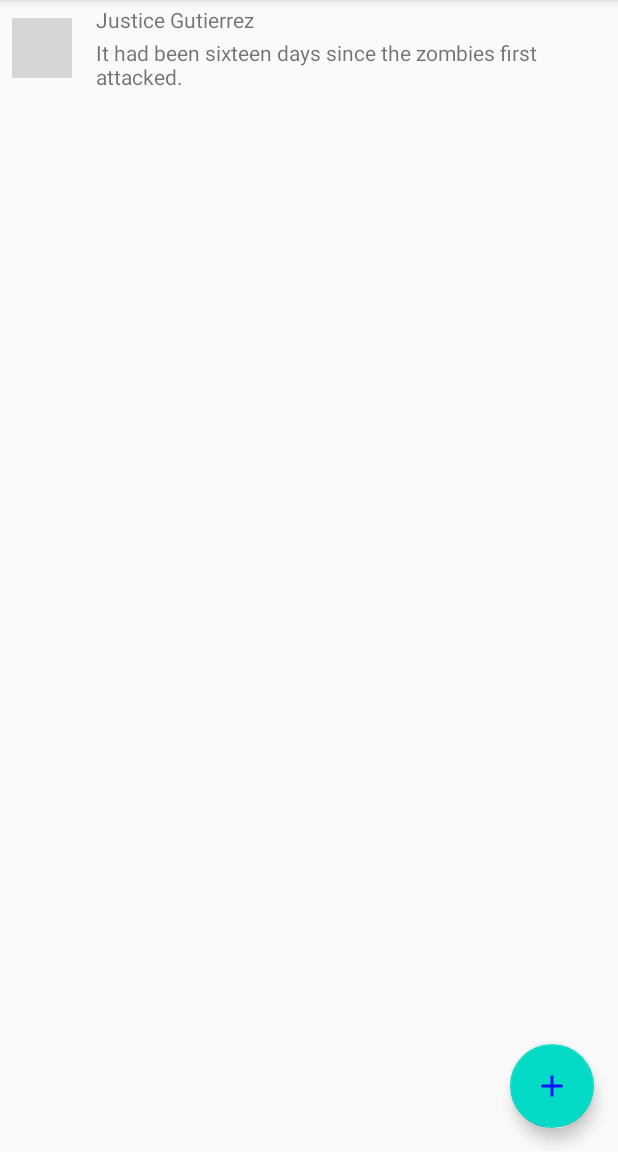
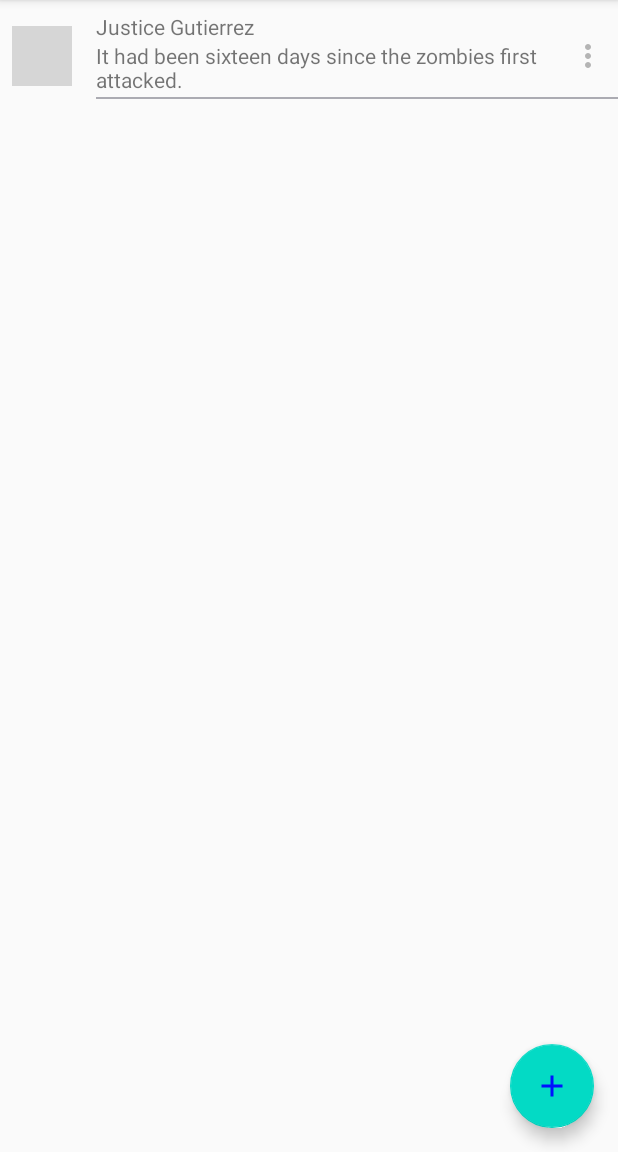
Before and after one commit to mikhailpgrl/MyAmazingApp, an Android app: the screen it shows after launch (MainActivity), after a tap on an icon or button, on a phone screen of 412 x 824 dp, the part 84-1236 px from its top. Run offline under Robolectric (Android 15) with nearby library versions, the phone set to English and light mode, and no system bars; pictures from the network do not load; grey boxes are pictures that could not be loaded.

```diff
--- a/app/src/main/java/com/example/myamazingapp/MainActivity.kt
+++ b/app/src/main/java/com/example/myamazingapp/MainActivity.kt
@@ -1,18 +1,21 @@
 package com.example.myamazingapp
 
 import android.os.Bundle
+import androidx.appcompat.app.AlertDialog
 import androidx.appcompat.app.AppCompatActivity
 import androidx.recyclerview.widget.LinearLayoutManager
 import kotlinx.android.synthetic.main.activity_main.*
 import java.util.*
 
 
-class MainActivity : AppCompatActivity() {
+class MainActivity : AppCompatActivity(), PersonAdapter.OnItemClickListener {
 
     private val random: Int
         get() = Random().nextInt(9)
 
     private lateinit var personAdapter: PersonAdapter
+
+    private var alertDialog: AlertDialog? = null
 
     override fun onCreate(savedInstanceState: Bundle?) {
         super.onCreate(savedInstanceState)
@@ -23,6 +26,7 @@ class MainActivity : AppCompatActivity() {
         addPersonButton.setOnClickListener {
             personAdapter.addPerson(
                 Person(
+                    id = random.toString(),
                     name = getRandomName(),
                     description = getRandomDescription(),
                     avatarUrl = getRandomAvatarUrl()
@@ -31,8 +35,21 @@ class MainActivity : AppCompatActivity() {
         }
     }
 
+    override fun onItemClicked(id: String) {
+        alertDialog = AlertDialog.Builder(this)
+            .setTitle("Delete Person")
+            .setMessage("Do you want to delete the person from the list")
+            .setPositiveButton("Yes") { dialog, _ ->
+                personAdapter.removePerson(id)
+                dialog.dismiss()
+            }.setNegativeButton("No") { dialog, _ ->
+                dialog.dismiss()
+            }
+            .show()
+    }
+
     private fun initRecyclerView() {
-        personAdapter = PersonAdapter()
+        personAdapter = PersonAdapter(this)
 
         with(personList) {
             this.layoutManager = LinearLayoutManager(context)
--- a/app/src/main/java/com/example/myamazingapp/Person.kt
+++ b/app/src/main/java/com/example/myamazingapp/Person.kt
@@ -1,3 +1,8 @@
 package com.example.myamazingapp
 
-data class Person(val name: String, val description: String, val avatarUrl: String)
+data class Person(
+    val id: String,
+    val name: String,
+    val description: String,
+    val avatarUrl: String
+)
--- a/app/src/main/java/com/example/myamazingapp/PersonAdapter.kt
+++ b/app/src/main/java/com/example/myamazingapp/PersonAdapter.kt
@@ -4,7 +4,8 @@ import android.view.LayoutInflater
 import android.view.ViewGroup
 import androidx.recyclerview.widget.RecyclerView
 
-class PersonAdapter : RecyclerView.Adapter<PersonViewHolder>() {
+class PersonAdapter(private val itemClickListener: OnItemClickListener) :
+    RecyclerView.Adapter<PersonViewHolder>() {
 
     private val personsList = mutableListOf<Person>()
 
@@ -13,10 +14,18 @@ class PersonAdapter : RecyclerView.Adapter<PersonViewHolder>() {
         notifyDataSetChanged()
     }
 
+    fun removePerson(id: String) {
+        val personToRemove = personsList.find { it.id == id }
+        personToRemove?.let {
+            personsList.remove(it)
+            notifyDataSetChanged()
+        }
+    }
+
     override fun onCreateViewHolder(parent: ViewGroup, viewType: Int): PersonViewHolder {
         val itemView =
             LayoutInflater.from(parent.context).inflate(R.layout.item_person, parent, false)
-        return PersonViewHolder(itemView)
+        return PersonViewHolder(itemView, itemClickListener)
     }
 
     override fun onBindViewHolder(holder: PersonViewHolder, position: Int) {
@@ -25,4 +34,8 @@ class PersonAdapter : RecyclerView.Adapter<PersonViewHolder>() {
 
     override fun getItemCount() = personsList.size
 
+    interface OnItemClickListener {
+        fun onItemClicked(id: String)
+    }
+
 }
--- a/app/src/main/java/com/example/myamazingapp/PersonViewHolder.kt
+++ b/app/src/main/java/com/example/myamazingapp/PersonViewHolder.kt
@@ -5,7 +5,10 @@ import androidx.recyclerview.widget.RecyclerView
 import com.bumptech.glide.Glide
 import kotlinx.android.synthetic.main.item_person.view.*
 
-class PersonViewHolder(itemView: View) : RecyclerView.ViewHolder(itemView) {
+class PersonViewHolder(
+    itemView: View,
+    private val itemClickListener: PersonAdapter.OnItemClickListener
+) : RecyclerView.ViewHolder(itemView) {
 
     fun bind(person: Person) {
         with(itemView) {
@@ -14,6 +17,11 @@ class PersonViewHolder(itemView: View) : RecyclerView.ViewHolder(itemView) {
                 descriptionTextView.text = description
 
                 Glide.with(context).load(avatarUrl).into(avatarImageView)
+
+
+                deleteItemImageView.setOnClickListener {
+                    itemClickListener.onItemClicked(id = id)
+                }
             }
         }
     }
--- /dev/null
+++ b/app/src/main/res/drawable/ic_more_vert_gray_24dp.xml
@@ -0,0 +1,10 @@
+<vector xmlns:android="http://schemas.android.com/apk/res/android"
+    android:width="24dp"
+    android:height="24dp"
+    android:tint="#B4B4B4"
+    android:viewportWidth="24.0"
+    android:viewportHeight="24.0">
+    <path
+        android:fillColor="#ababb2"
+        android:pathData="M12,8c1.1,0 2,-0.9 2,-2s-0.9,-2 -2,-2 -2,0.9 -2,2 0.9,2 2,2zM12,10c-1.1,0 -2,0.9 -2,2s0.9,2 2,2 2,-0.9 2,-2 -0.9,-2 -2,-2zM12,16c-1.1,0 -2,0.9 -2,2s0.9,2 2,2 2,-0.9 2,-2 -0.9,-2 -2,-2z" />
+</vector>
--- a/app/src/main/res/layout/activity_main.xml
+++ b/app/src/main/res/layout/activity_main.xml
@@ -19,6 +19,6 @@
         android:layout_marginBottom="16dp"
         app:layout_constraintBottom_toBottomOf="parent"
         app:layout_constraintEnd_toEndOf="parent"
-        app:srcCompat="@drawable/ic_add_black_24dp" />
+        app:srcCompat="@drawable/ic_add_blue_24dp" />
 
 </androidx.constraintlayout.widget.ConstraintLayout>
--- a/app/src/main/res/layout/item_person.xml
+++ b/app/src/main/res/layout/item_person.xml
@@ -3,7 +3,8 @@
     xmlns:app="http://schemas.android.com/apk/res-auto"
     xmlns:tools="http://schemas.android.com/tools"
     android:layout_width="match_parent"
-    android:layout_height="64dp">
+    android:layout_height="wrap_content"
+    android:layout_marginTop="8dp">
 
     <ImageView
         android:id="@+id/avatarImageView"
@@ -23,8 +24,7 @@
         android:layout_marginStart="16dp"
         android:layout_marginEnd="8dp"
         app:layout_constraintBottom_toTopOf="@+id/descriptionTextView"
-        app:layout_constraintEnd_toEndOf="parent"
-        app:layout_constraintHorizontal_bias="0.5"
+        app:layout_constraintEnd_toStartOf="@+id/deleteItemImageView"
         app:layout_constraintStart_toEndOf="@+id/avatarImageView"
         app:layout_constraintTop_toTopOf="parent"
         tools:text="Name long long long long long long long long " />
@@ -34,11 +34,31 @@
         android:layout_width="0dp"
         android:layout_height="wrap_content"
         android:layout_marginEnd="8dp"
-        app:layout_constraintBottom_toBottomOf="parent"
-        app:layout_constraintEnd_toEndOf="parent"
-        app:layout_constraintHorizontal_bias="0.5"
+        android:layout_marginBottom="2dp"
+        app:layout_constraintBottom_toTopOf="@id/separator"
+        app:layout_constraintEnd_toStartOf="@+id/deleteItemImageView"
         app:layout_constraintStart_toStartOf="@+id/nameTextView"
         app:layout_constraintTop_toBottomOf="@+id/nameTextView"
         tools:text="Description long long long long long long long long " />
 
+    <ImageView
+        android:id="@+id/deleteItemImageView"
+        android:layout_width="24dp"
+        android:layout_height="24dp"
+        android:layout_marginEnd="8dp"
+        app:layout_constraintBottom_toBottomOf="parent"
+        app:layout_constraintEnd_toEndOf="parent"
+        app:layout_constraintTop_toTopOf="parent"
+        app:srcCompat="@drawable/ic_more_vert_gray_24dp"
+        tools:srcCompat="@drawable/ic_more_vert_gray_24dp" />
+
+    <View
+        android:id="@+id/separator"
+        android:layout_width="0dp"
+        android:layout_height="1dp"
+        android:background="@color/separatorGray"
+        app:layout_constraintBottom_toBottomOf="parent"
+        app:layout_constraintEnd_toEndOf="parent"
+        app:layout_constraintStart_toStartOf="@+id/descriptionTextView" />
+
 </androidx.constraintlayout.widget.ConstraintLayout>
--- a/app/src/main/res/values/colors.xml
+++ b/app/src/main/res/values/colors.xml
@@ -3,4 +3,7 @@
     <color name="colorPrimary">#6200EE</color>
     <color name="colorPrimaryDark">#3700B3</color>
     <color name="colorAccent">#03DAC5</color>
+
+    <color name="separatorGray">#ababb2</color>
+
 </resources>
```
Also changed, not shown: app/src/main/res/drawable/ic_add_blue_24dp.xml (renamed from app/src/main/res/drawable/ic_add_black_24dp.xml).
